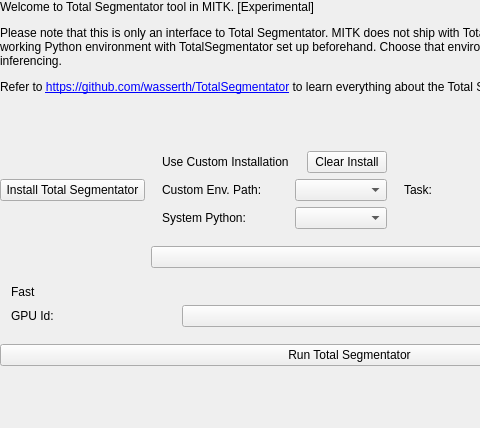
First picture: the form in Modules/SegmentationUI/Qmitk/QmitkTotalSegmentatorGUIControls.ui, repository MITK/MITK, before the edit; both pictures show x 0 to 480 and y 0 to 428 of the 699 by 428 pixel window.
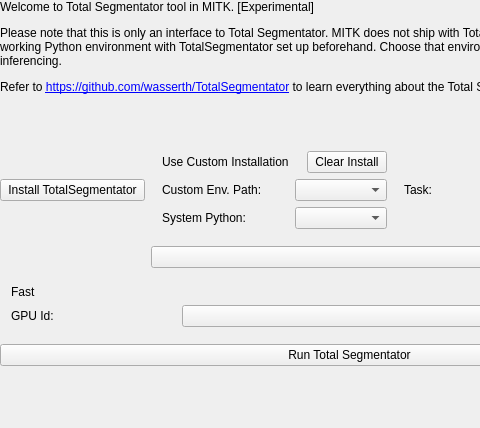
Second picture: the form after the edit. Custom widgets are drawn as their Qt base class.

Diff of the .ui file:
```diff
--- a/Modules/SegmentationUI/Qmitk/QmitkTotalSegmentatorGUIControls.ui
+++ b/Modules/SegmentationUI/Qmitk/QmitkTotalSegmentatorGUIControls.ui
@@ -80,7 +80,7 @@
 		</size>
 	   </property>
 	   <property name="text">
-		<string>Install Total Segmentator</string>
+		<string>Install TotalSegmentator</string>
 	   </property>
 	  </widget>
 	 </item>
```
